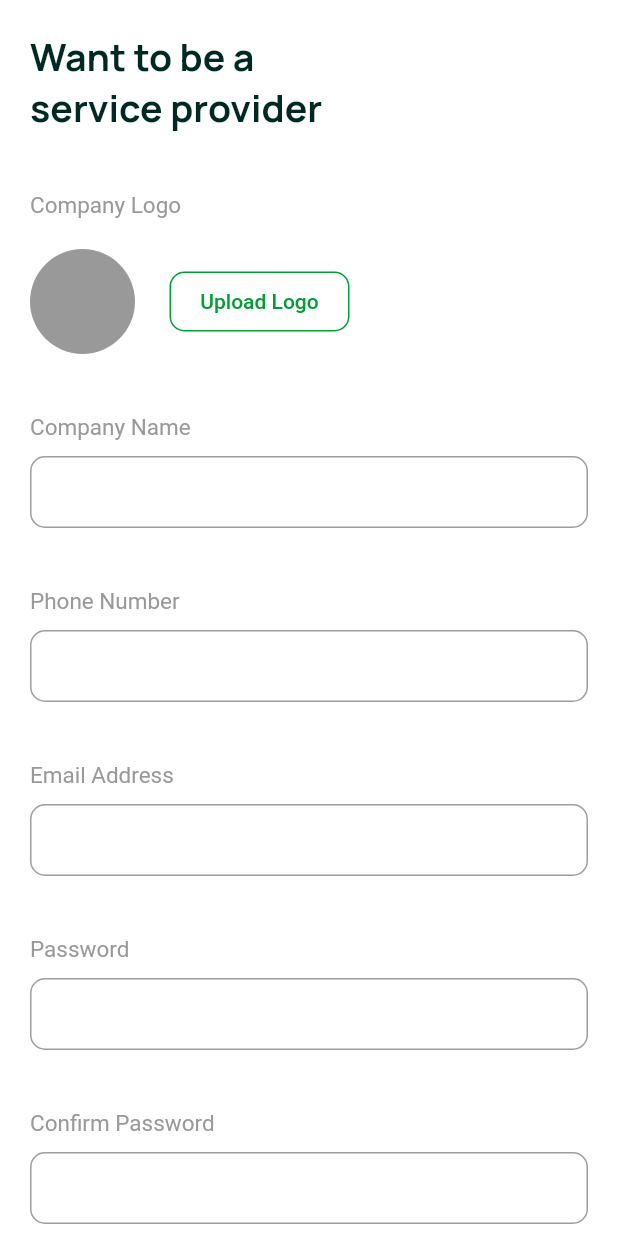
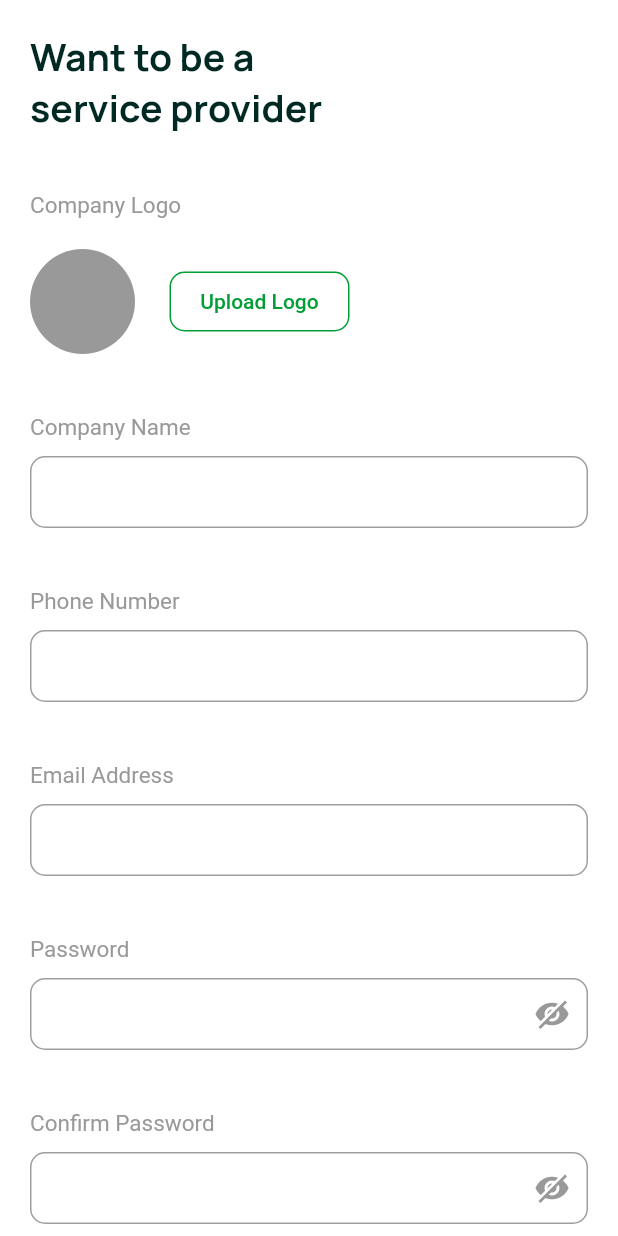
Before and after one commit to AliAkberAakash/flutter_getx_template, a Flutter app: the ServiceProviderSignupScreen screen opened directly, on a phone screen of 412 x 824 dp. Run offline on Flutter 3.47's test engine with Material 2 defaults, Android fonts, the phone set to English and light mode, and no system bars; our stand-ins replace cached_network_image, carousel_slider, dio, dotted_line, expandable, flutter_rating_bar and 11 more; missing offline and left inert: custom_check_box; accounts and stored records are empty; network calls fail.

Commit message:
fixed eye icon issue

```diff
--- a/lib/ui/common_widgets/common_password_field.dart
+++ b/lib/ui/common_widgets/common_password_field.dart
@@ -3,6 +3,7 @@ import 'package:go_share/ui/container/UIConstants/UISizeConstants.dart';
 import 'package:go_share/utils/colors.dart';
 import 'package:go_share/utils/dimens.dart';
 import 'package:google_fonts/google_fonts.dart';
+import 'dart:math' as math;
 
 class CommonPasswordField extends StatefulWidget {
   final TextEditingController controller;
@@ -44,7 +45,10 @@ class _CommonPasswordFieldState extends State<CommonPasswordField> {
           borderRadius: BorderRadius.circular(dp10),
           borderSide: BorderSide(color: accent),
         ),
-        suffix: IconButton(
+        suffixIcon: Transform(
+          alignment: Alignment.center,
+          transform: Matrix4.rotationY(math.pi),
+          child:IconButton(
             onPressed: (){
               setState(() {
                 isVisible = !isVisible;
@@ -52,7 +56,15 @@ class _CommonPasswordFieldState extends State<CommonPasswordField> {
             },
             icon: Icon(
               isVisible ? Icons.visibility_rounded : Icons.visibility_off,
+              color: grey,
             ),
+          ),
+        ),
+        suffix: Padding(
+          padding: const EdgeInsets.only(
+              top: GSSizeConstants.padding20,
+              right: GSSizeConstants.padding12),
+          // myIcon is a 48px-wide widget.
         ),
       ),
       cursorColor: accent,
```
Also changed, not shown: lib/ui/section4/widgets/text_fields.dart (+24 -7 lines). Lines whose indentation alone changed are shown as unchanged.
